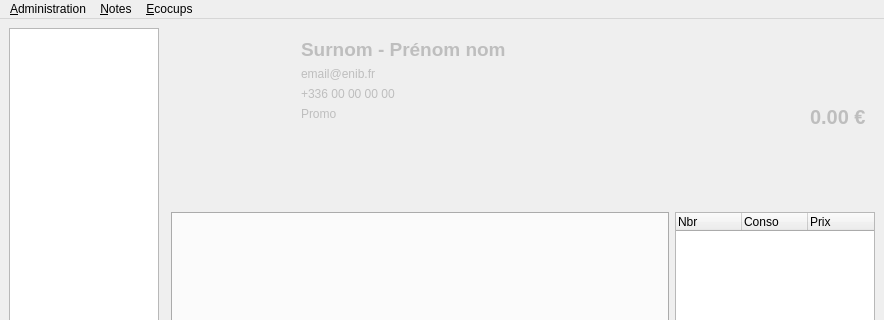
Above: application/ui/mainwindow.ui from nils-van-zuijlen/Enibar before the change; both pictures show x 0 to 884 and y 0 to 320 of the 884 by 690 pixel window. Below: the same form after it.
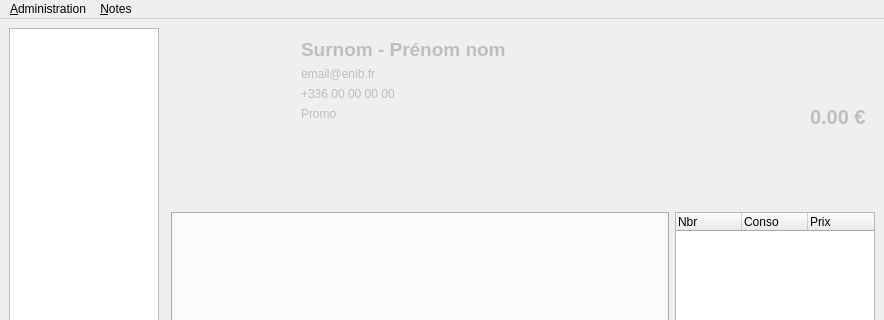
That is the form after the change. Custom widgets are drawn as their Qt base class.

Commit message: Remove the old ecocups menu.

What changed in the file:
```diff
--- a/application/ui/mainwindow.ui
+++ b/application/ui/mainwindow.ui
@@ -522,16 +522,8 @@
     <addaction name="separator"/>
     <addaction name="menuExporter_les_notes"/>
    </widget>
-   <widget class="QMenu" name="menu_Ecocups">
-    <property name="title">
-     <string>&amp;Ecocups</string>
-    </property>
-    <addaction name="take_ecocup"/>
-    <addaction name="repay_ecocup"/>
-   </widget>
    <addaction name="administration"/>
    <addaction name="menuNotes"/>
-   <addaction name="menu_Ecocups"/>
   </widget>
   <action name="user_managment">
    <property name="checkable">
```
